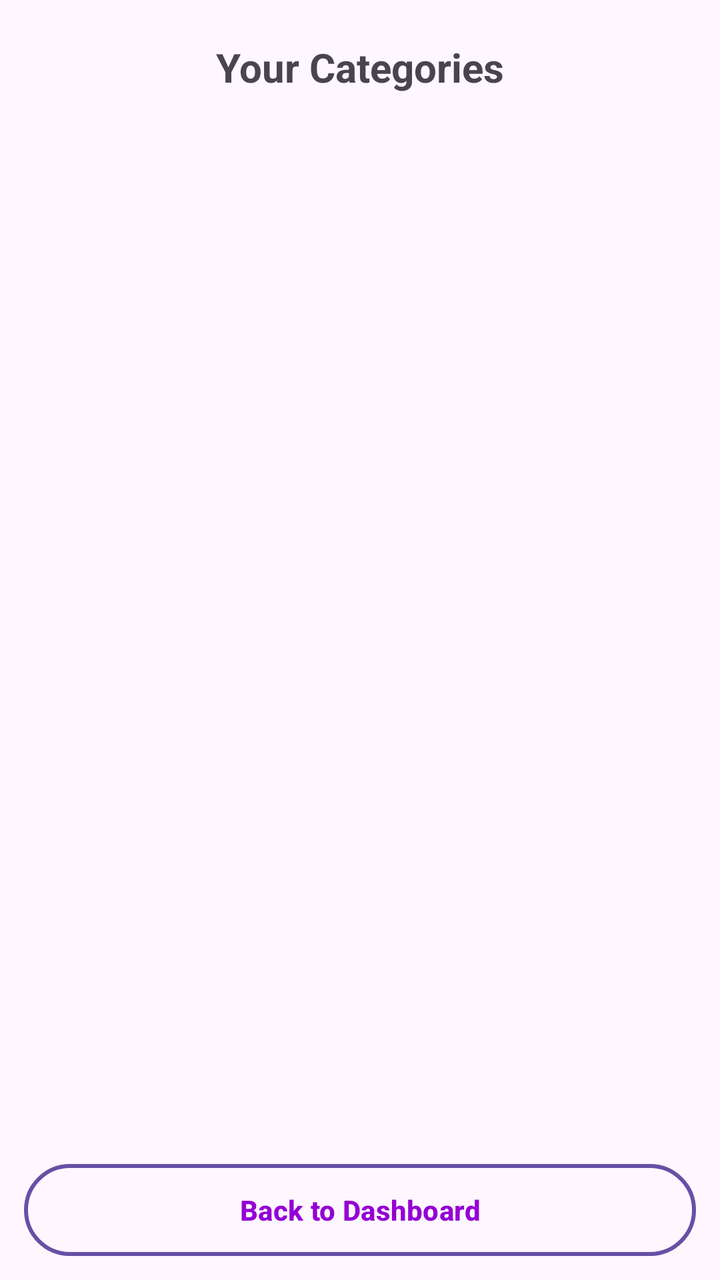
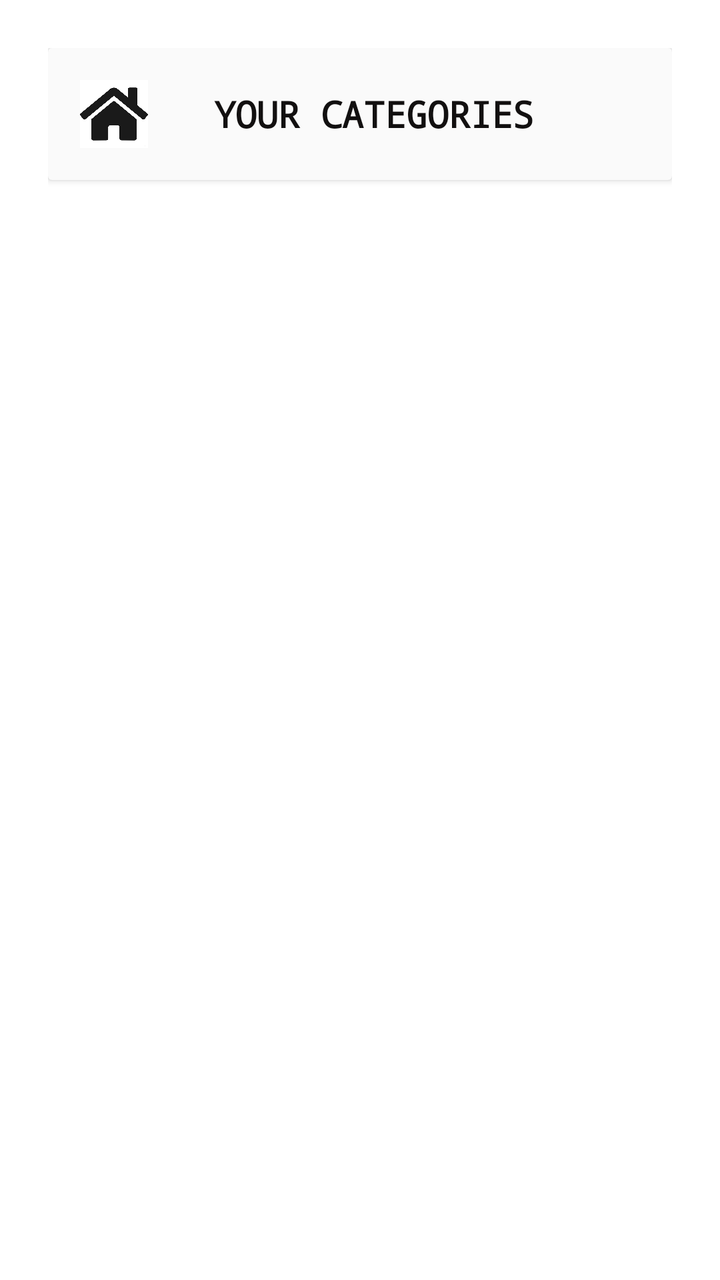

Screens rendered from an Android XML layout before and after an edit, with the pre-edit source and the edit as a unified diff.
<!-- AndroidManifest.xml: application theme Theme.FlashApp -->
<!-- res/layout/activity_category_list.xml -->
<?xml version="1.0" encoding="utf-8"?>
<LinearLayout xmlns:android="http://schemas.android.com/apk/res/android"
    android:layout_width="match_parent"
    android:layout_height="match_parent"
    android:orientation="vertical"
    android:padding="12dp">

    <TextView
        android:id="@+id/category_list_title"
        android:layout_width="match_parent"
        android:layout_height="wrap_content"
        android:text="Your Categories"
        android:textSize="20sp"
        android:textStyle="bold"
        android:padding="8dp"
        android:gravity="center"/>

    <androidx.recyclerview.widget.RecyclerView
        android:id="@+id/categoryRecyclerView"
        android:layout_width="match_parent"
        android:layout_height="519dp" />

    <Button
        android:id="@+id/backBtn"
        android:layout_width="match_parent"
        android:layout_height="wrap_content"
        android:text="Back to Dashboard"
        android:background="@drawable/orange_button_border"
        android:textColor="@color/DarkViolet"
        android:textStyle="bold"
        android:layout_marginTop="8dp" />

</LinearLayout>
<!-- resources referenced by this layout -->
<resources>
  <color name="DarkViolet">#9400D3</color>
  <!-- drawable orange_button_border (drawable) -->
  <?xml version="1.0" encoding="utf-8"?>
  <shape xmlns:android="http://schemas.android.com/apk/res/android"
      android:shape="rectangle">
      <solid android:color="@android:color/transparent" />
      <stroke
          android:width="2dp"
          android:color="@color/DarkOrange" />
      <corners android:radius="32dp" />
  </shape>
  <style name="Theme.FlashApp" parent="Base.Theme.FlashApp" />
  <color name="DarkOrange">#FF8C00</color>
  <style name="Base.Theme.FlashApp" parent="Theme.Material3.DayNight.NoActionBar">
          
          
      </style>
</resources>

<!-- the commit's change to res/layout/activity_category_list.xml (unified diff, before → after) -->
@@ -1,33 +1,65 @@
 <?xml version="1.0" encoding="utf-8"?>
-<LinearLayout xmlns:android="http://schemas.android.com/apk/res/android"
+<ScrollView xmlns:android="http://schemas.android.com/apk/res/android"
     android:layout_width="match_parent"
     android:layout_height="match_parent"
-    android:orientation="vertical"
-    android:padding="12dp">
+    android:padding="24dp"
+    android:fillViewport="true"
+    android:background="#FFFFFF">
 
-    <TextView
-        android:id="@+id/category_list_title"
+    <LinearLayout
         android:layout_width="match_parent"
         android:layout_height="wrap_content"
-        android:text="Your Categories"
-        android:textSize="20sp"
-        android:textStyle="bold"
-        android:padding="8dp"
-        android:gravity="center"/>
+        android:orientation="vertical"
+        android:gravity="center_horizontal">
 
-    <androidx.recyclerview.widget.RecyclerView
-        android:id="@+id/categoryRecyclerView"
-        android:layout_width="match_parent"
-        android:layout_height="519dp" />
+        
+        <androidx.cardview.widget.CardView
+            android:layout_width="match_parent"
+            android:layout_height="wrap_content"
+            android:layout_marginBottom="24dp"
+            android:backgroundTint="#FAFAFA">
 
-    <Button
-        android:id="@+id/backBtn"
-        android:layout_width="match_parent"
-        android:layout_height="wrap_content"
-        android:text="Back to Dashboard"
-        android:background="@drawable/orange_button_border"
-        android:textColor="@color/DarkViolet"
-        android:textStyle="bold"
-        android:layout_marginTop="8dp" />
+            <LinearLayout
+                android:layout_width="match_parent"
+                android:layout_height="wrap_content"
+                android:orientation="horizontal"
+                android:gravity="center_vertical"
+                android:padding="12dp">
 
-</LinearLayout>
+                <ImageView
+                    android:id="@+id/homeIcon"
+                    android:layout_width="42dp"
+                    android:layout_height="42dp"
+                    android:src="@drawable/ic_home"
+                    android:contentDescription="Back to Dashboard"
+                    android:padding="4dp"
+                    android:clickable="true"
+                    android:focusable="true" />
+
+                <TextView
+                    android:id="@+id/category_list_title"
+                    android:layout_width="0dp"
+                    android:layout_height="wrap_content"
+                    android:layout_weight="1"
+                    android:text="YOUR CATEGORIES"
+                    android:textColor="#121010"
+                    android:textSize="18sp"
+                    android:textStyle="bold"
+                    android:fontFamily="monospace"
+                    android:gravity="center"
+                    android:layout_marginStart="-28dp" />
+            </LinearLayout>
+        </androidx.cardview.widget.CardView>
+
+        
+        <androidx.recyclerview.widget.RecyclerView
+            android:id="@+id/categoryRecyclerView"
+            android:layout_width="match_parent"
+            android:layout_height="wrap_content"
+            android:nestedScrollingEnabled="false"
+            android:clipToPadding="false"
+            android:overScrollMode="never"
+            android:paddingBottom="12dp" />
+
+    </LinearLayout>
+</ScrollView>
<!-- resource entries referenced after the edit -->
@@ -1,18 +1,7 @@
 <!-- resources referenced by this layout -->
 <resources>
-  <color name="DarkViolet">#9400D3</color>
-  <!-- drawable orange_button_border (drawable) -->
-  <?xml version="1.0" encoding="utf-8"?>
-  <shape xmlns:android="http://schemas.android.com/apk/res/android"
-      android:shape="rectangle">
-      <solid android:color="@android:color/transparent" />
-      <stroke
-          android:width="2dp"
-          android:color="@color/DarkOrange" />
-      <corners android:radius="32dp" />
-  </shape>
+  <!-- drawable ic_home: png bitmap (drawable, 31080 bytes) -->
   <style name="Theme.FlashApp" parent="Base.Theme.FlashApp" />
-  <color name="DarkOrange">#FF8C00</color>
   <style name="Base.Theme.FlashApp" parent="Theme.Material3.DayNight.NoActionBar">
           
           
